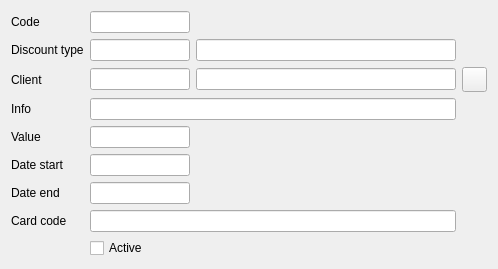
This is Editors/ce5discountcard.ui in End1-1/Cafe5 as Qt 5 draws it before an edit. The edited form follows.
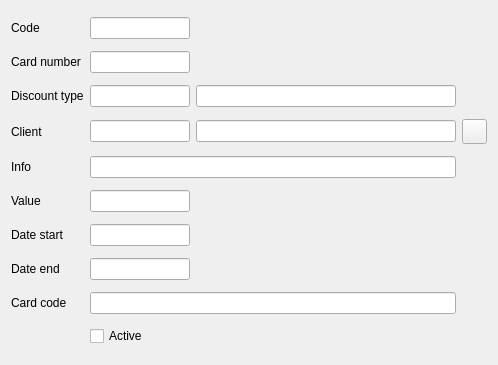
This is the edited form. Icons and pictures are not drawn. Custom widgets are drawn as their Qt base class.

Commit message: discount system

```diff
--- a/Editors/ce5discountcard.ui
+++ b/Editors/ce5discountcard.ui
@@ -7,50 +7,21 @@
     <x>0</x>
     <y>0</y>
     <width>498</width>
-    <height>248</height>
+    <height>365</height>
    </rect>
   </property>
   <property name="windowTitle">
    <string>Form</string>
   </property>
   <layout class="QGridLayout" name="gridLayout">
-   <item row="7" column="2">
-    <widget class="C5DateEdit" name="deDateEnd">
-     <property name="maximumSize">
-      <size>
-       <width>100</width>
-       <height>16777215</height>
-      </size>
-     </property>
-     <property name="Field" stdset="0">
-      <string>f_dateend</string>
-     </property>
-    </widget>
-   </item>
-   <item row="3" column="4">
-    <widget class="QPushButton" name="btnNewClient">
-     <property name="minimumSize">
-      <size>
-       <width>25</width>
-       <height>25</height>
-      </size>
-     </property>
-     <property name="maximumSize">
-      <size>
-       <width>25</width>
-       <height>25</height>
-      </size>
-     </property>
+   <item row="7" column="0">
+    <widget class="QLabel" name="label_4">
      <property name="text">
-      <string/>
-     </property>
-     <property name="icon">
-      <iconset resource="../resources/res.qrc">
-       <normaloff>:/new.png</normaloff>:/new.png</iconset>
+      <string>Date start</string>
      </property>
     </widget>
    </item>
-   <item row="1" column="3">
+   <item row="2" column="3">
     <widget class="C5LineEditWithSelector" name="leDiscountName">
      <property name="maximumSize">
       <size>
@@ -63,38 +34,22 @@
      </property>
     </widget>
    </item>
-   <item row="4" column="0">
+   <item row="5" column="0">
     <widget class="QLabel" name="label_6">
      <property name="text">
       <string>Info</string>
      </property>
     </widget>
    </item>
-   <item row="3" column="3">
-    <widget class="C5LineEditWithSelector" name="leFirstName">
-     <property name="enabled">
-      <bool>true</bool>
+   <item row="4" column="0">
+    <widget class="QLabel" name="label_2">
+     <property name="text">
+      <string>Client</string>
      </property>
-     <property name="focusPolicy">
-      <enum>Qt::NoFocus</enum>
-     </property>
-     <property name="readOnly">
-      <bool>true</bool>
-     </property>
-     <property name="FieldRef" stdset="0">
-      <string>f_contact</string>
-     </property>
     </widget>
    </item>
-   <item row="8" column="2" colspan="2">
-    <widget class="C5LineEditWithSelector" name="leCard">
-     <property name="Field" stdset="0">
-      <string>f_code</string>
-     </property>
-    </widget>
-   </item>
-   <item row="0" column="2">
-    <widget class="C5LineEditWithSelector" name="leCode">
+   <item row="4" column="2">
+    <widget class="C5LineEditWithSelector" name="leClient">
      <property name="maximumSize">
       <size>
        <width>100</width>
@@ -110,12 +65,16 @@
      <property name="Manual" stdset="0">
       <bool>true</bool>
      </property>
-     <property name="First" stdset="0">
-      <bool>true</bool>
+    </widget>
+   </item>
+   <item row="9" column="0">
+    <widget class="QLabel" name="label_9">
+     <property name="text">
+      <string>Card code</string>
      </property>
     </widget>
    </item>
-   <item row="4" column="2" colspan="2">
+   <item row="5" column="2" colspan="2">
     <widget class="C5LineEditWithSelector" name="leClientInfo">
      <property name="enabled">
       <bool>true</bool>
@@ -131,21 +90,14 @@
      </property>
     </widget>
    </item>
-   <item row="8" column="0">
-    <widget class="QLabel" name="label_9">
-     <property name="text">
-      <string>Card code</string>
-     </property>
-    </widget>
-   </item>
-   <item row="5" column="0">
+   <item row="6" column="0">
     <widget class="QLabel" name="label_3">
      <property name="text">
       <string>Value</string>
      </property>
     </widget>
    </item>
-   <item row="9" column="2">
+   <item row="10" column="2">
     <widget class="C5CheckBox" name="checkBox">
      <property name="text">
       <string>Active</string>
@@ -155,14 +107,8 @@
      </property>
     </widget>
    </item>
-   <item row="5" column="2">
-    <widget class="C5LineEditWithSelector" name="leValue">
-     <property name="maximumSize">
-      <size>
-       <width>100</width>
-       <height>16777215</height>
-      </size>
-     </property>
+   <item row="9" column="2" colspan="2">
+    <widget class="C5LineEditWithSelector" name="leCard">
      <property name="Field" stdset="0">
       <string>f_value</string>
      </property>
@@ -174,43 +120,19 @@
      </property>
     </widget>
    </item>
-   <item row="6" column="0">
-    <widget class="QLabel" name="label_4">
-     <property name="text">
-      <string>Date start</string>
+   <item row="4" column="3">
+    <widget class="C5LineEditWithSelector" name="leFirstName">
+     <property name="enabled">
+      <bool>true</bool>
      </property>
-    </widget>
-   </item>
-   <item row="1" column="0">
-    <widget class="QLabel" name="label_10">
-     <property name="text">
-      <string>Discount type</string>
+     <property name="focusPolicy">
+      <enum>Qt::FocusPolicy::NoFocus</enum>
      </property>
-    </widget>
-   </item>
-   <item row="7" column="0">
-    <widget class="QLabel" name="label_5">
-     <property name="text">
-      <string>Date end</string>
+     <property name="readOnly">
+      <bool>true</bool>
      </property>
-    </widget>
-   </item>
-   <item row="3" column="2">
-    <widget class="C5LineEditWithSelector" name="leClient">
-     <property name="maximumSize">
-      <size>
-       <width>100</width>
-       <height>16777215</height>
-      </size>
-     </property>
-     <property name="Field" stdset="0">
-      <string>f_client</string>
-     </property>
-     <property name="Type" stdset="0">
-      <string>1</string>
-     </property>
-     <property name="Check" stdset="0">
-      <string>empty=&quot;Client&quot;</string>
+     <property name="FieldRef" stdset="0">
+      <string>f_contact</string>
      </property>
     </widget>
    </item>
@@ -221,7 +143,42 @@
      </property>
     </widget>
    </item>
-   <item row="1" column="2">
+   <item row="0" column="2">
+    <widget class="C5LineEditWithSelector" name="leCode">
+     <property name="maximumSize">
+      <size>
+       <width>100</width>
+       <height>16777215</height>
+      </size>
+     </property>
+     <property name="Field" stdset="0">
+      <string>f_id</string>
+     </property>
+     <property name="Primary" stdset="0">
+      <bool>true</bool>
+     </property>
+     <property name="Manual" stdset="0">
+      <bool>true</bool>
+     </property>
+     <property name="First" stdset="0">
+      <bool>true</bool>
+     </property>
+    </widget>
+   </item>
+   <item row="7" column="2">
+    <widget class="C5DateEdit" name="lineEdit_5">
+     <property name="maximumSize">
+      <size>
+       <width>100</width>
+       <height>16777215</height>
+      </size>
+     </property>
+     <property name="Field" stdset="0">
+      <string>f_datestart</string>
+     </property>
+    </widget>
+   </item>
+   <item row="2" column="2">
     <widget class="C5LineEditWithSelector" name="leDiscount">
      <property name="maximumSize">
       <size>
@@ -240,8 +197,58 @@
      </property>
     </widget>
    </item>
+   <item row="8" column="0">
+    <widget class="QLabel" name="label_5">
+     <property name="text">
+      <string>Date end</string>
+     </property>
+    </widget>
+   </item>
+   <item row="4" column="4">
+    <widget class="QPushButton" name="btnNewClient">
+     <property name="minimumSize">
+      <size>
+       <width>25</width>
+       <height>25</height>
+      </size>
+     </property>
+     <property name="maximumSize">
+      <size>
+       <width>25</width>
+       <height>25</height>
+      </size>
+     </property>
+     <property name="text">
+      <string/>
+     </property>
+     <property name="icon">
+      <iconset resource="../resources/res.qrc">
+       <normaloff>:/new.png</normaloff>:/new.png</iconset>
+     </property>
+    </widget>
+   </item>
+   <item row="8" column="2">
+    <widget class="C5DateEdit" name="deDateEnd">
+     <property name="maximumSize">
+      <size>
+       <width>100</width>
+       <height>16777215</height>
+      </size>
+     </property>
+     <property name="Field" stdset="0">
+      <string>f_dateend</string>
+     </property>
+    </widget>
+   </item>
+   <item row="2" column="0">
+    <widget class="QLabel" name="label_10">
+     <property name="text">
+      <string>Discount type</string>
+     </property>
+    </widget>
+   </item>
    <item row="6" column="2">
-    <widget class="C5DateEdit" name="lineEdit_5">
+    <widget class="C5LineEditWithSelector" name="leValue">
      <property name="maximumSize">
       <size>
        <width>100</width>
@@ -253,10 +260,23 @@
      </property>
     </widget>
    </item>
-   <item row="3" column="0">
-    <widget class="QLabel" name="label_2">
+   <item row="1" column="0">
+    <widget class="QLabel" name="label_7">
      <property name="text">
-      <string>Client</string>
+      <string>Card number</string>
+     </property>
+    </widget>
+   </item>
+   <item row="1" column="2">
+    <widget class="C5LineEditWithSelector" name="leNumber">
+     <property name="maximumSize">
+      <size>
+       <width>100</width>
+       <height>16777215</height>
+      </size>
+     </property>
+     <property name="Field" stdset="0">
+      <string>f_number</string>
      </property>
     </widget>
    </item>
```
Left out of the diff: 29 changed lines with no effect on the pictures. The commit also changes 67 other files.
